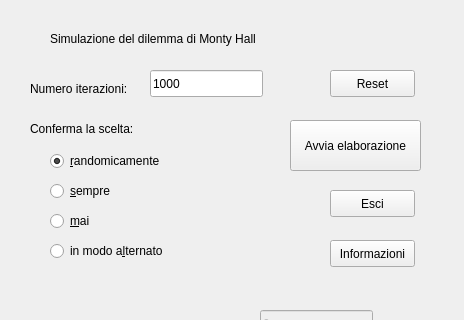
Above: dilemmamh_qt.ui from sandrobellone/dilemmamh-qt before the change; both pictures show x 0 to 464 and y 0 to 320 of the 464 by 600 pixel window. Below: the same form after it.
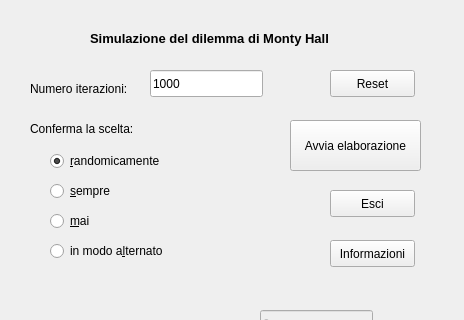
That is the form after the change.

```diff
--- a/dilemmamh_qt.ui
+++ b/dilemmamh_qt.ui
@@ -17,14 +17,14 @@
    <widget class="QLabel" name="label">
     <property name="geometry">
      <rect>
-      <x>50</x>
+      <x>90</x>
       <y>30</y>
       <width>271</width>
       <height>17</height>
      </rect>
     </property>
     <property name="text">
-     <string>Simulazione del dilemma di Monty Hall</string>
+     <string>&lt;html&gt;&lt;head/&gt;&lt;body&gt;&lt;p&gt;&lt;span style=&quot; font-size:10pt; font-weight:600;&quot;&gt;Simulazione del dilemma di Monty Hall&lt;/span&gt;&lt;/p&gt;&lt;/body&gt;&lt;/html&gt;</string>
     </property>
    </widget>
    <widget class="QRadioButton" name="radioButton_4">
```
Left out of the diff: 16 changed lines with no effect on the pictures.
